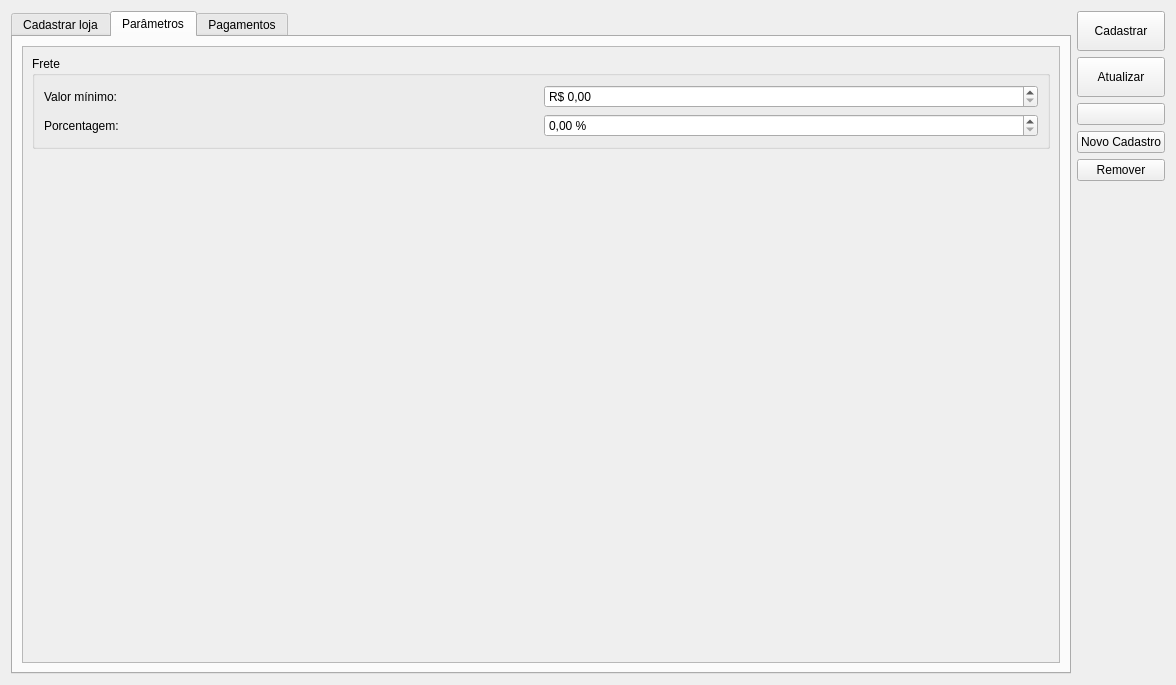
The window that ui/cadastroloja.ui (lellisls/ERP-STACCATO) describes before a commit, drawn with Qt 5.
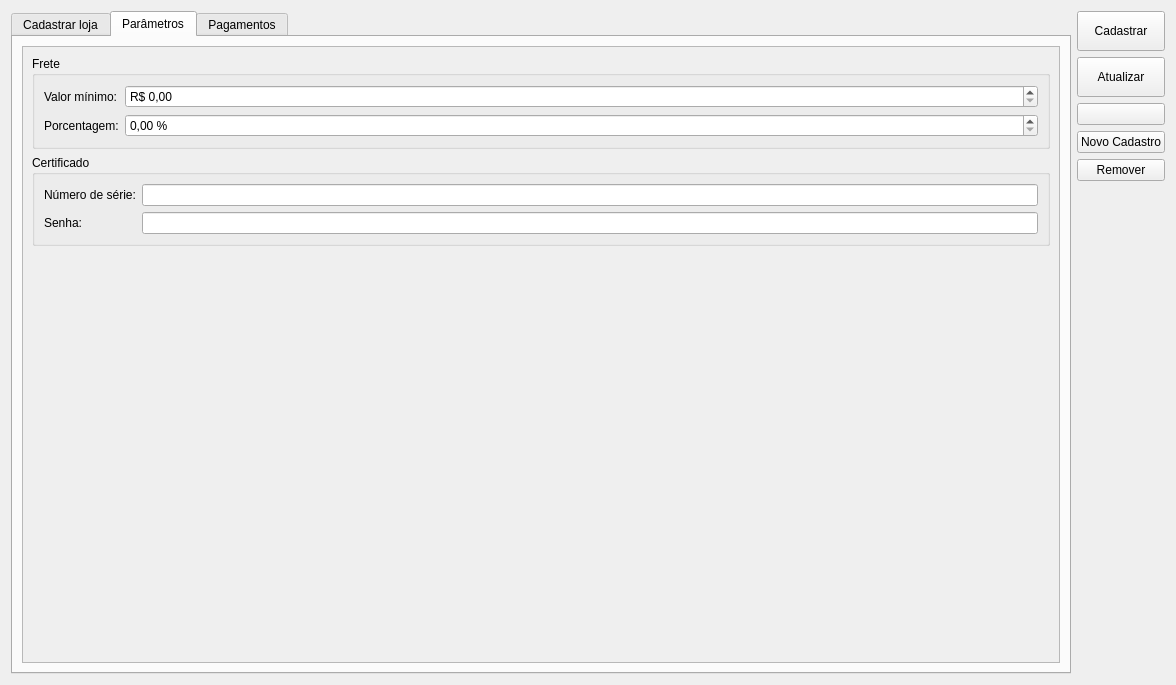
The same window after the commit. The open tabs and pages were chosen to show the change. Icons and pictures are not drawn. Custom widgets are drawn as their Qt base class.

The edit to the form file:
```diff
--- a/ui/cadastroloja.ui
+++ b/ui/cadastroloja.ui
@@ -690,6 +690,19 @@
            </rect>
           </property>
           <layout class="QGridLayout" name="gridLayout_13">
+           <item row="2" column="0">
+            <spacer name="verticalSpacer_2">
+             <property name="orientation">
+              <enum>Qt::Vertical</enum>
+             </property>
+             <property name="sizeHint" stdset="0">
+              <size>
+               <width>20</width>
+               <height>40</height>
+              </size>
+             </property>
+            </spacer>
+           </item>
            <item row="0" column="0">
             <widget class="QGroupBox" name="groupBoxFrete">
              <property name="title">
@@ -700,6 +713,12 @@
                <layout class="QGridLayout" name="gridLayout_5">
                 <item row="0" column="0">
                  <widget class="QLabel" name="label">
+                  <property name="sizePolicy">
+                   <sizepolicy hsizetype="Maximum" vsizetype="Preferred">
+                    <horstretch>0</horstretch>
+                    <verstretch>0</verstretch>
+                   </sizepolicy>
+                  </property>
                   <property name="text">
                    <string>Valor mínimo:</string>
                   </property>
@@ -744,17 +763,33 @@
             </widget>
            </item>
            <item row="1" column="0">
-            <spacer name="verticalSpacer_2">
-             <property name="orientation">
-              <enum>Qt::Vertical</enum>
+            <widget class="QGroupBox" name="groupBox">
+             <property name="title">
+              <string>Certificado</string>
              </property>
-             <property name="sizeHint" stdset="0">
-              <size>
-               <width>20</width>
-               <height>40</height>
-              </size>
-             </property>
-            </spacer>
+             <layout class="QGridLayout" name="gridLayout_8">
+              <item row="0" column="0">
+               <widget class="QLabel" name="label_9">
+                <property name="text">
+                 <string>Número de série:</string>
+                </property>
+               </widget>
+              </item>
+              <item row="0" column="1">
+               <widget class="QLineEdit" name="lineEditCertificadoSerie"/>
+              </item>
+              <item row="1" column="0">
+               <widget class="QLabel" name="label_10">
+                <property name="text">
+                 <string>Senha:</string>
+                </property>
+               </widget>
+              </item>
+              <item row="1" column="1">
+               <widget class="QLineEdit" name="lineEditCertificadoSenha"/>
+              </item>
+             </layout>
+            </widget>
            </item>
           </layout>
          </widget>
```
Left out of the diff: 258 changed lines with no effect on the pictures.
